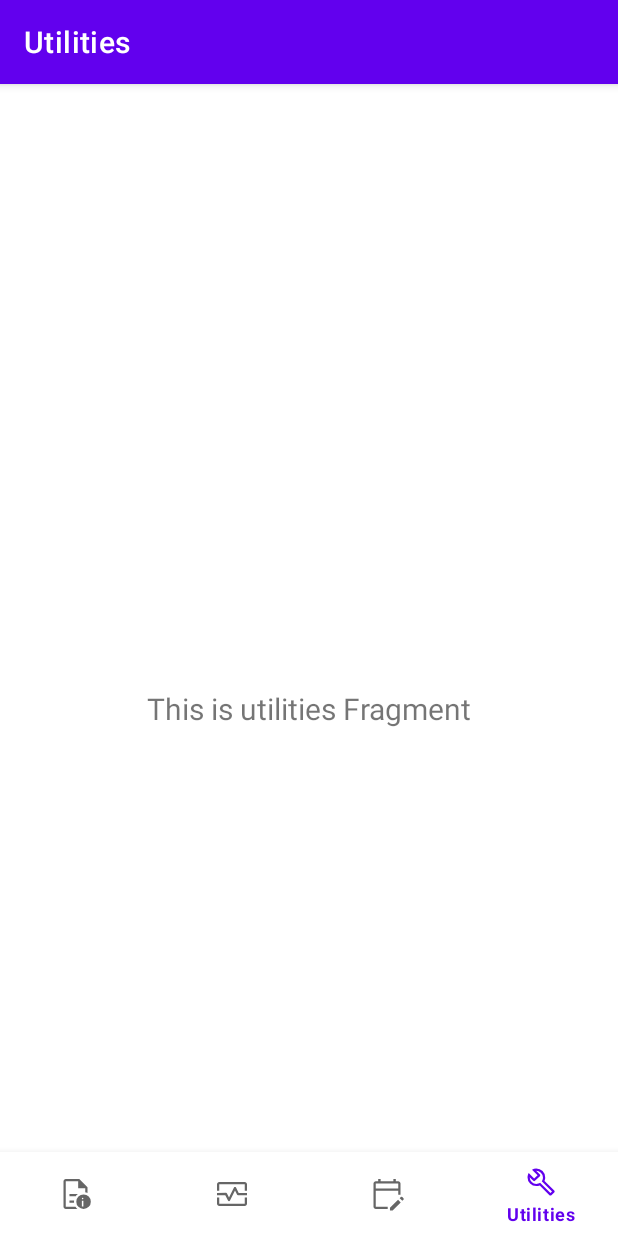
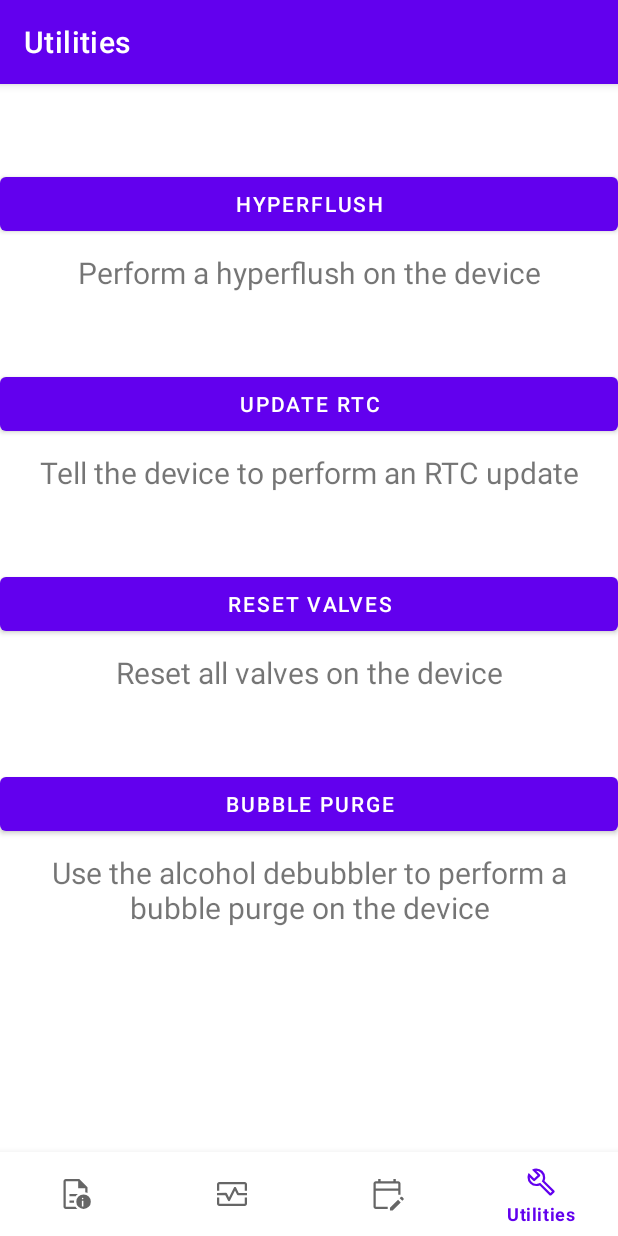
Before and after one commit to NathanJesudason/EDNA, an Android app: the UtilitiesFragment screen opened through its navigation route, on a phone screen of 412 x 824 dp. Run offline under Robolectric (Android 15) with nearby library versions, the phone set to English and light mode, and no system bars; our stand-ins replace navigation-ui.

Commit message:
Laid out utilities page content, hooked up api calls (hopefully working)

```diff
--- /dev/null
+++ b/app/src/main/java/com/example/edna/api/UtilitiesInterface.kt
@@ -0,0 +1,35 @@
+package com.example.edna.api
+
+import com.example.edna.data.HyperflushResponse
+import retrofit2.Response
+import retrofit2.Retrofit
+import retrofit2.converter.moshi.MoshiConverterFactory
+import retrofit2.http.GET
+import retrofit2.http.POST
+
+
+interface HyperflushInterface {
+    @GET("api/preload")
+    suspend fun getHyperflush(): Response<HyperflushResponse>
+
+    @GET("api/valves/reset")
+    suspend fun getResetValves(): Response<HyperflushResponse>
+
+    @GET("api/alcohol-debubbler")
+    suspend fun getBubblePurge(): Response<HyperflushResponse>
+
+    @POST("api/rtc/update")
+    suspend fun getUpdateRTC(): Response<HyperflushResponse>
+
+    companion object {
+        private const val BASE_URL = "http://192.168.1.1/"
+        fun create() : HyperflushInterface {
+            return Retrofit.Builder()
+                .baseUrl(BASE_URL)
+                .addConverterFactory(MoshiConverterFactory.create())
+                .build()
+                .create(HyperflushInterface::class.java)
+
+        }
+    }
+}
--- a/app/src/main/java/com/example/edna/ui/utilities/UtilitiesFragment.kt
+++ b/app/src/main/java/com/example/edna/ui/utilities/UtilitiesFragment.kt
@@ -1,13 +1,18 @@
 package com.example.edna.ui.utilities
 
+import android.R
 import android.os.Bundle
+import android.util.Log
 import android.view.LayoutInflater
 import android.view.View
 import android.view.ViewGroup
+import android.widget.Button
 import android.widget.TextView
 import androidx.fragment.app.Fragment
+import androidx.fragment.app.viewModels
 import androidx.lifecycle.ViewModelProvider
 import com.example.edna.databinding.FragmentUtilitiesBinding
+
 
 class UtilitiesFragment : Fragment() {
 
@@ -28,10 +33,45 @@ class UtilitiesFragment : Fragment() {
         _binding = FragmentUtilitiesBinding.inflate(inflater, container, false)
         val root: View = binding.root
 
+        val vmodel: UtilitiesViewModel by viewModels()
+
+        /*
         val textView: TextView = binding.textUtilities
         notificationsViewModel.text.observe(viewLifecycleOwner) {
             textView.text = it
         }
+
+         */
+
+        val button1: Button = binding.hyperflushButton
+        button1.setOnClickListener(View.OnClickListener {
+            // Code here executes on main thread after user presses button
+            Log.d("Utilities", "Hyperflush requested in utilities")
+            val result = vmodel.requestHyperflush()
+        })
+
+        val button2: Button = binding.rtcButton
+        button2.setOnClickListener(View.OnClickListener {
+            // Code here executes on main thread after user presses button
+            Log.d("Utilities", "RTC Update requested in utilities")
+            val result = vmodel.requestRTCUpdate()
+        })
+
+        val button3: Button = binding.valvesButton
+        button3.setOnClickListener(View.OnClickListener {
+            // Code here executes on main thread after user presses button
+            Log.d("Utilities", "Valve reset requested in utilities")
+            val result = vmodel.requestValveReset()
+        })
+
+        val button4: Button = binding.bubbleButton
+        button4.setOnClickListener(View.OnClickListener {
+            // Code here executes on main thread after user presses button
+            Log.d("TAG", "Bubble Purge requested in utilities")
+            val result = vmodel.requestBubblePurge()
+        })
+
+
         return root
     }
 
--- a/app/src/main/res/layout/fragment_utilities.xml
+++ b/app/src/main/res/layout/fragment_utilities.xml
@@ -1,13 +1,20 @@
 <?xml version="1.0" encoding="utf-8"?>
-<androidx.constraintlayout.widget.ConstraintLayout xmlns:android="http://schemas.android.com/apk/res/android"
+<LinearLayout xmlns:android="http://schemas.android.com/apk/res/android"
     xmlns:app="http://schemas.android.com/apk/res-auto"
     xmlns:tools="http://schemas.android.com/tools"
     android:layout_width="match_parent"
     android:layout_height="match_parent"
-    tools:context=".ui.utilities.UtilitiesFragment">
+    tools:context=".ui.utilities.UtilitiesFragment"
+    android:orientation="vertical">
+
+    <Button
+        android:id="@+id/hyperflush_button"
+        android:layout_height="wrap_content"
+        android:layout_width="match_parent"
+        android:text="Hyperflush" />
 
     <TextView
-        android:id="@+id/text_utilities"
+        android:id="@+id/hyperflush_desc"
         android:layout_width="match_parent"
         android:layout_height="wrap_content"
         android:layout_marginStart="8dp"
@@ -18,5 +25,99 @@
         app:layout_constraintBottom_toBottomOf="parent"
         app:layout_constraintEnd_toEndOf="parent"
         app:layout_constraintStart_toStartOf="parent"
-        app:layout_constraintTop_toTopOf="parent" />
-</androidx.constraintlayout.widget.ConstraintLayout>
+        app:layout_constraintTop_toTopOf="parent"
+        android:text="Perform a hyperflush on the device"
+        android:layout_marginBottom="50dp"
+        />
+
+
+    <Button
+        android:id="@+id/rtc_button"
+        android:layout_height="wrap_content"
+        android:layout_width="match_parent"
+        android:text="Update RTC" />
+
+    <TextView
+        android:id="@+id/update_rtc_desc"
+        android:layout_width="match_parent"
+        android:layout_height="wrap_content"
+        android:layout_marginStart="8dp"
+        android:layout_marginTop="8dp"
+        android:layout_marginEnd="8dp"
+        android:textAlignment="center"
+        android:textSize="20sp"
+        app:layout_constraintBottom_toBottomOf="parent"
+        app:layout_constraintEnd_toEndOf="parent"
+        app:layout_constraintStart_toStartOf="parent"
+        app:layout_constraintTop_toTopOf="parent"
+        android:text="Tell the device to perform an RTC update"
+        android:layout_marginBottom="50dp"
+        />
+
+
+
+    <Button
+        android:id="@+id/valves_button"
+        android:layout_height="wrap_content"
+        android:layout_width="match_parent"
+        android:text="Reset Valves" />
+
+    <TextView
+        android:id="@+id/reset_valves_desc"
+        android:layout_width="match_parent"
+        android:layout_height="wrap_content"
+        android:layout_marginStart="8dp"
+        android:layout_marginTop="8dp"
+        android:layout_marginEnd="8dp"
+        android:textAlignment="center"
+        android:textSize="20sp"
+        app:layout_constraintBottom_toBottomOf="parent"
+        app:layout_constraintEnd_toEndOf="parent"
+        app:layout_constraintStart_toStartOf="parent"
+        app:layout_constraintTop_toTopOf="parent"
+        android:text="Reset all valves on the device"
+        android:layout_marginBottom="50dp"
+        />
+
+
+
+
+
+    <Button
+        android:id="@+id/bubble_button"
+        android:layout_height="wrap_content"
+        android:layout_width="match_parent"
+        android:text="Bubble Purge" />
+
+    <TextView
+        android:id="@+id/bubble_purge_desc"
+        android:layout_width="match_parent"
+        android:layout_height="wrap_content"
+        android:layout_marginStart="8dp"
+        android:layout_marginTop="8dp"
+        android:layout_marginEnd="8dp"
+        android:textAlignment="center"
+        android:textSize="20sp"
+        app:layout_constraintBottom_toBottomOf="parent"
+        app:layout_constraintEnd_toEndOf="parent"
+        app:layout_constraintStart_toStartOf="parent"
+        app:layout_constraintTop_toTopOf="parent"
+        android:text="Use the alcohol debubbler to perform a bubble purge on the device"
+        />
+
+
+
+
+
+
+
+
+
+
+
+
+
+
+
+
+</LinearLayout>
```
Also changed, not shown: app/build.gradle (+8 -0 lines), app/src/main/java/com/example/edna/api/UtilitiesRepository.kt (added, +72 -0 lines), app/src/main/java/com/example/edna/data/UtilitiesResponse.kt (added, +8 -0 lines), app/src/main/java/com/example/edna/ui/utilities/UtilitiesViewModel.kt (+33 -0 lines).
